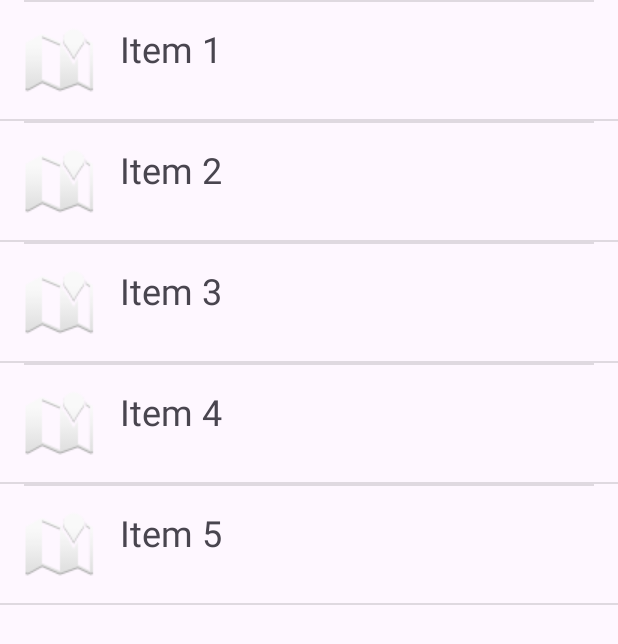
After one commit to CatalizCS/Mobile-Application-Development, an Android app: the AdvancedAdvancedListViewActivity screen opened directly, with no data from a screen before it, on a phone screen of 412 x 824 dp. The commit adds this screen. Shown: the top 644 px of the screen. Run offline under Robolectric (Android 15) with nearby library versions, the phone set to English and light mode, and no system bars.

Commit message:
Buổi 2 bài 14: advanced  custom ListView

```diff
--- a/app/src/main/AndroidManifest.xml
+++ b/app/src/main/AndroidManifest.xml
@@ -12,6 +12,9 @@
 		android:supportsRtl="true"
 		android:theme="@style/Theme.Android"
 		tools:targetApi="31">
+		<activity
+			android:name=".AdvancedAdvancedListViewActivity"
+			android:exported="false" />
 		<activity
 			android:name=".AdvancedListViewActivity"
 			android:exported="false" />
--- /dev/null
+++ b/app/src/main/java/com/tama/android/AdvancedAdvancedListViewActivity.java
@@ -0,0 +1,35 @@
+package com.tama.android;
+
+import androidx.appcompat.app.AppCompatActivity;
+
+import android.os.Bundle;
+import android.widget.ListView;
+
+import com.tama.android.CustomListView.CustomAdapter;
+import com.tama.android.CustomListView.DataModel;
+
+import java.util.ArrayList;
+import java.util.List;
+
+    public class AdvancedAdvancedListViewActivity extends AppCompatActivity {
+
+    private List<DataModel> dataModelList;
+    private ListView listView;
+
+    @Override
+    protected void onCreate(Bundle savedInstanceState) {
+        super.onCreate(savedInstanceState);
+        setContentView(R.layout.advanced_advanced_listview_layout);
+
+        listView = findViewById(R.id.listView);
+        dataModelList = new ArrayList<>();
+        dataModelList.add(new DataModel( "Item 1"));
+        dataModelList.add(new DataModel( "Item 2"));
+        dataModelList.add(new DataModel( "Item 3"));
+        dataModelList.add(new DataModel( "Item 4"));
+        dataModelList.add(new DataModel( "Item 5"));
+
+        CustomAdapter adapter = new CustomAdapter(this, dataModelList);
+        listView.setAdapter(adapter);
+    }
+}
--- /dev/null
+++ b/app/src/main/java/com/tama/android/CustomListView/CustomAdapter.java
@@ -0,0 +1,70 @@
+package com.tama.android.CustomListView;
+
+import android.content.Context;
+import android.view.View;
+import android.view.ViewGroup;
+import android.widget.ArrayAdapter;
+import android.widget.BaseAdapter;
+import android.widget.ImageView;
+import android.widget.TextView;
+import android.widget.Toast;
+
+import com.tama.android.CustomListView.DataModel;
+import com.tama.android.R;
+
+import java.util.List;
+
+public class CustomAdapter extends BaseAdapter {
+
+    private Context context;
+    private List<DataModel> dataModelList;
+    private int possitionSelect = -1;
+
+    public CustomAdapter(Context context, List<DataModel> dataModelList) {
+        this.context = context;
+        this.dataModelList = dataModelList;
+    }
+
+
+    @Override
+    public int getCount() {
+        if (dataModelList != null) {
+            return dataModelList.size();
+        }
+        return 0;
+    }
+
+    @Override
+    public Object getItem(int position) {
+        return null;
+    }
+
+    @Override
+    public long getItemId(int position) {
+        return 0;
+    }
+
+    @Override
+    public View getView(int position, View convertView, ViewGroup parent) {
+        if (convertView == null) {
+            convertView = View.inflate(context, R.layout.row_items, null);
+        }
+
+        ImageView imageView = convertView.findViewById(R.id.icon);
+        TextView textView = convertView.findViewById(R.id.text);
+        DataModel dataModel = dataModelList.get(position);
+        imageView.setImageResource(dataModel.getIcon());
+        textView.setText(dataModel.getText());
+
+        convertView.setOnClickListener(new View.OnClickListener() {
+            @Override
+            public void onClick(View v) {
+                Toast.makeText(context, "Position: " + position + " Item Clicked: " + dataModel.getText(), Toast.LENGTH_SHORT).show();
+                possitionSelect = position;
+                notifyDataSetChanged();
+            }
+        });
+
+        return convertView;
+    }
+}
--- /dev/null
+++ b/app/src/main/java/com/tama/android/CustomListView/DataModel.java
@@ -0,0 +1,39 @@
+package com.tama.android.CustomListView;
+
+import android.media.Image;
+
+public class DataModel {
+    private int icon;
+    private String text;
+
+
+    public DataModel(String text) {
+        this.text = text;
+//        if text <=3 then set icon = star image from android resource
+//        else set icon = earth image from android resource
+
+        if (text.length() <= 3) {
+            this.icon = android.R.drawable.star_big_on;
+        } else {
+            this.icon = android.R.drawable.ic_dialog_map;
+        }
+    }
+
+    public int getIcon() {
+        return icon;
+    }
+
+    public void setIcon(int icon) {
+        this.icon = icon;
+    }
+
+    public String getText() {
+        return text;
+    }
+
+    public void setText(String text) {
+        this.text = text;
+    }
+
+
+}
--- a/app/src/main/java/com/tama/android/LoginActivity.java
+++ b/app/src/main/java/com/tama/android/LoginActivity.java
@@ -93,4 +93,8 @@ public class LoginActivity extends Activity implements View.OnClickListener {
     public void TestAdvancedListView(View view) {
         startActivity(new android.content.Intent(this, AdvancedListViewActivity.class));
     }
+
+    public void TestAdvancedAdvancedListView(View view) {
+        startActivity(new android.content.Intent(this, AdvancedAdvancedListViewActivity.class));
+    }
 }
--- /dev/null
+++ b/app/src/main/res/layout/advanced_advanced_listview_layout.xml
@@ -0,0 +1,27 @@
+<?xml version="1.0" encoding="utf-8"?>
+<androidx.constraintlayout.widget.ConstraintLayout
+	xmlns:android="http://schemas.android.com/apk/res/android"
+	xmlns:app="http://schemas.android.com/apk/res-auto"
+	xmlns:tools="http://schemas.android.com/tools"
+	android:layout_width="match_parent"
+	android:layout_height="match_parent"
+	tools:context=".AdvancedAdvancedListViewActivity">
+
+	<LinearLayout
+		android:id="@+id/linearLayout"
+		android:layout_width="0dp"
+		android:layout_height="0dp"
+		android:orientation="vertical"
+		app:layout_constraintBottom_toBottomOf="parent"
+		app:layout_constraintEnd_toEndOf="parent"
+		app:layout_constraintStart_toStartOf="parent"
+		app:layout_constraintTop_toTopOf="parent">
+
+		<ListView
+			android:id="@+id/listView"
+			android:layout_width="match_parent"
+			android:layout_height="match_parent" />
+
+	</LinearLayout>
+
+</androidx.constraintlayout.widget.ConstraintLayout>
--- a/app/src/main/res/layout/login_linear_layout.xml
+++ b/app/src/main/res/layout/login_linear_layout.xml
@@ -111,5 +111,13 @@
 		android:text="Test Advanced ListView"
 		android:layout_above="@id/ListView"/>
 
+	<Button
+		android:id="@+id/AdvancedAdvancedListView"
+		android:layout_width="match_parent"
+		android:layout_height="wrap_content"
+		android:onClick="TestAdvancedAdvancedListView"
+		android:text="Test Advanced Advanced ListView"
+		android:layout_above="@id/AdvancedListView"/>
+
 
 </RelativeLayout>
--- /dev/null
+++ b/app/src/main/res/layout/row_items.xml
@@ -0,0 +1,47 @@
+<?xml version="1.0" encoding="utf-8"?>
+<androidx.constraintlayout.widget.ConstraintLayout xmlns:android="http://schemas.android.com/apk/res/android"
+	xmlns:app="http://schemas.android.com/apk/res-auto"
+	android:layout_width="match_parent"
+	android:layout_height="match_parent">
+	<!-- Icon on left and text on right	-->
+	<LinearLayout
+		android:id="@+id/linearLayout2"
+		android:layout_width="0dp"
+		android:layout_height="wrap_content"
+		android:orientation="horizontal"
+		android:padding="16dp"
+		app:layout_constraintEnd_toEndOf="parent"
+		app:layout_constraintStart_toStartOf="parent"
+		app:layout_constraintTop_toTopOf="@+id/divider">
+
+		<ImageView
+			android:id="@+id/icon"
+			android:layout_width="48dp"
+			android:layout_height="48dp"
+			android:layout_marginEnd="16dp"
+			android:src="@mipmap/ic_launcher" />
+
+		<TextView
+			android:id="@+id/text"
+			android:layout_width="0dp"
+			android:layout_height="wrap_content"
+			android:layout_weight="1"
+			android:text="TextView"
+			android:textSize="24sp" />
+	</LinearLayout>
+
+	<View
+		android:id="@+id/divider"
+		android:layout_width="0dp"
+		android:layout_height="1dp"
+		android:layout_marginStart="16dp"
+		android:layout_marginEnd="16dp"
+		android:layout_marginBottom="16dp"
+		android:background="?android:attr/listDivider"
+		app:layout_constraintBottom_toBottomOf="parent"
+		app:layout_constraintBottom_toTopOf="parent"
+		app:layout_constraintEnd_toEndOf="parent"
+		app:layout_constraintStart_toStartOf="parent"
+		app:layout_constraintTop_toTopOf="parent" />
+
+</androidx.constraintlayout.widget.ConstraintLayout>
```
Also changed, not shown: 1 other file.
